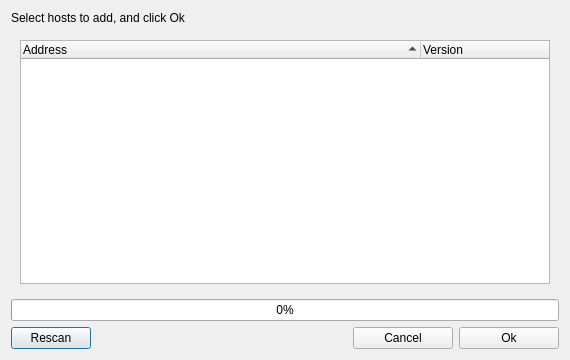
Old version of the form src/ui/export/scanTargetsDialog.ui in the repository andrevmatos/Librix-ThinClient.
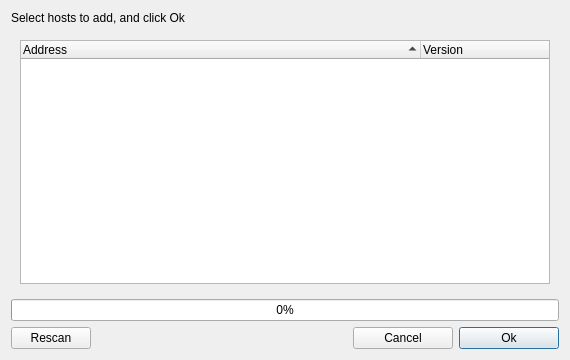
New version of the form. Icons and pictures are not drawn.

What changed in the file:
```diff
--- a/src/ui/export/scanTargetsDialog.ui
+++ b/src/ui/export/scanTargetsDialog.ui
@@ -90,6 +90,9 @@
          <iconset resource="../icons/temp_icons.qrc">
           <normaloff>:/tab/refresh.png</normaloff>:/tab/refresh.png</iconset>
         </property>
+        <property name="autoDefault">
+         <bool>true</bool>
+        </property>
        </widget>
       </item>
       <item>
@@ -137,6 +140,9 @@
          <iconset resource="../icons/temp_icons.qrc">
           <normaloff>:/edit_icon/ok.png</normaloff>:/edit_icon/ok.png</iconset>
         </property>
+        <property name="default">
+         <bool>true</bool>
+        </property>
        </widget>
       </item>
      </layout>
```
Left out of the diff: 3 changed lines with no effect on the pictures.
